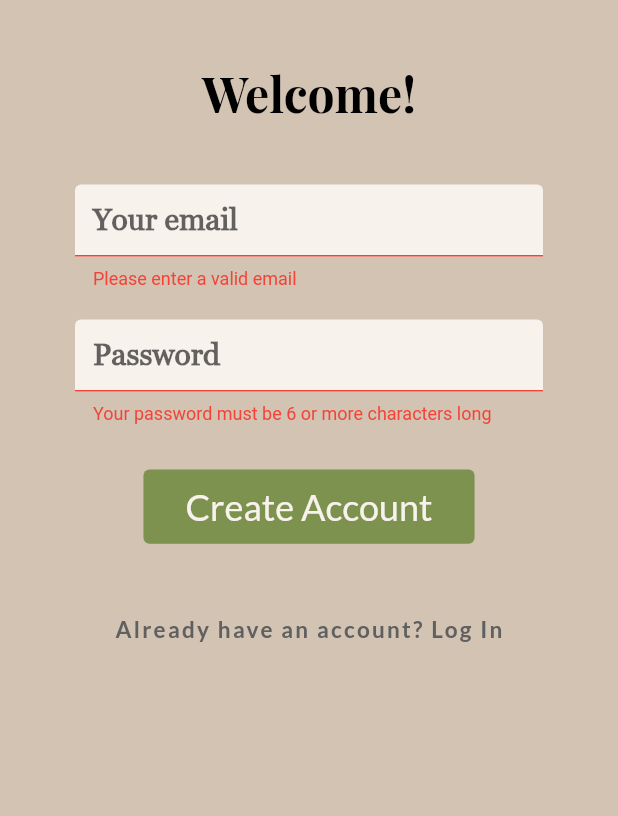
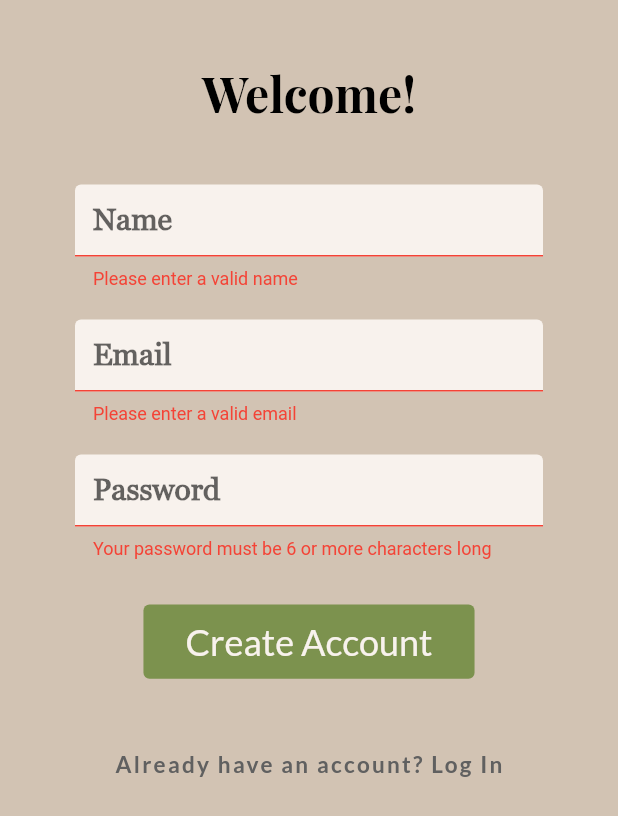
Before and after one commit to sharonm6/zotfeast, a Flutter app: the screen it shows after launch, after a tap on "Create Account", on a phone screen of 412 x 824 dp. Shown: the top 816 px of the screen. Run offline on Flutter 3.47's test engine with Material 2 defaults, Android fonts, the light colour scheme and no system bars; our stand-ins replace cloud_firestore, firebase_auth, firebase_core, flutter_spinkit; accounts and stored records are empty; generated files the repository leaves out were written again.

Commit message:
Add stream for db user data

```diff
--- a/lib/main.dart
+++ b/lib/main.dart
@@ -6,6 +6,7 @@ import 'package:flutter/material.dart';
 import 'package:zotfeast/config/theme_data.dart';
 import 'package:provider/provider.dart';
 import 'package:zotfeast/models/user.dart';
+import 'package:zotfeast/services/database.dart';
 
 void main() async {
   WidgetsFlutterBinding.ensureInitialized();
@@ -16,14 +17,24 @@ void main() async {
 class Main extends StatelessWidget {
   @override
   Widget build(BuildContext context) {
-    return StreamProvider<User?>.value(
-      value: AuthService().user,
-      initialData: User(uid: ''),
+    return MultiProvider(
+      providers: [
+        StreamProvider<User?>.value(
+          value: AuthService().user,
+          initialData: User(
+            uid: '',
+          ),
+          catchError: (context, error) {
+            print('Error occurred: $error ');
+            return User(uid: ''); // Provide a fallback user value
+          },
+        ),
+      ],
       child: MaterialApp(
-        home: Wrapper(),
-        theme: ThemeConfig.lightTheme,
-        themeMode: ThemeMode.light,
-      ),
+          home: Wrapper(),
+          theme: ThemeConfig.lightTheme,
+          themeMode: ThemeMode.light,
+          debugShowCheckedModeBanner: false),
     );
   }
 }
--- a/lib/models/user.dart
+++ b/lib/models/user.dart
@@ -1,12 +1,26 @@
+// class User {
+//   final String uid;
+
+//   User({required this.uid});
+// }
+
 class User {
   final String uid;
+  String name;
+  String email;
 
-  User({required this.uid});
+  User({required this.uid, this.name = '', this.email = ''});
+
+  User.fromData(Map<String, dynamic> data)
+      : uid = data['uid'],
+        name = data['name'] ?? '',
+        email = data['email'] ?? '';
+
+  Map<String, dynamic> toJson() {
+    return {
+      'uid': uid,
+      'name': name,
+      'email': email,
+    };
+  }
 }
-
-class UserData {
-  final String uid;
-  final String name;
-
-  UserData({required this.uid, this.name = ''});
-}
--- a/lib/screens/authenticate/authenticate.dart
+++ b/lib/screens/authenticate/authenticate.dart
@@ -10,7 +10,9 @@ class Authenticate extends StatefulWidget {
 class _AuthenticateState extends State<Authenticate> {
   bool showSignIn = false;
   void toggleView() {
-    setState(() => showSignIn = !showSignIn);
+    if (mounted) {
+      setState(() => showSignIn = !showSignIn);
+    }
   }
 
   @override
--- a/lib/screens/authenticate/register.dart
+++ b/lib/screens/authenticate/register.dart
@@ -19,9 +19,9 @@ class _RegisterState extends State<Register> {
   String error = '';
   bool loading = false;
 
-  // text field state
-  String email = '';
-  String password = '';
+  final nameController = TextEditingController();
+  final emailController = TextEditingController();
+  final passwordController = TextEditingController();
 
   @override
   Widget build(BuildContext context) {
@@ -41,13 +41,20 @@ class _RegisterState extends State<Register> {
                     SizedBox(height: 40.0),
                     TextFormField(
                       decoration:
-                          textInputDecoration.copyWith(hintText: 'Your email'),
+                          textInputDecoration.copyWith(hintText: 'Name'),
+                      validator: (val) => val != null && val.isEmpty
+                          ? 'Please enter a valid name'
+                          : null,
+                      controller: nameController,
+                    ),
+                    SizedBox(height: 20.0),
+                    TextFormField(
+                      decoration:
+                          textInputDecoration.copyWith(hintText: 'Email'),
                       validator: (val) => val != null && val.isEmpty
                           ? 'Please enter a valid email'
                           : null,
-                      onChanged: (val) {
-                        setState(() => email = val);
-                      },
+                      controller: emailController,
                     ),
                     SizedBox(height: 20.0),
                     TextFormField(
@@ -57,9 +64,7 @@ class _RegisterState extends State<Register> {
                       validator: (val) => val != null && val.length < 6
                           ? 'Your password must be 6 or more characters long'
                           : null,
-                      onChanged: (val) {
-                        setState(() => password = val);
-                      },
+                      controller: passwordController,
                     ),
                     SizedBox(height: 30.0),
                     TextButton(
@@ -75,10 +80,16 @@ class _RegisterState extends State<Register> {
                           ),
                         ),
                         onPressed: () async {
-                          if (_formKey.currentState!.validate()) {
+                          if (_formKey.currentState?.validate() ?? false) {
+                            if (!mounted) {
+                              return;
+                            }
                             setState(() => loading = true);
-                            dynamic result = await _auth
-                                .registerWithEmailAndPassword(email, password);
+                            dynamic result =
+                                await _auth.registerWithEmailAndPassword(
+                                    nameController.text,
+                                    emailController.text,
+                                    passwordController.text);
                             if (result is firebase_auth.FirebaseAuthException) {
                               if (result.code == 'email-already-in-use') {
                                 setState(() {
@@ -87,6 +98,9 @@ class _RegisterState extends State<Register> {
                                       'Email is already in use by another account.';
                                 });
                               } else {
+                                if (!mounted) {
+                                  return;
+                                }
                                 setState(() {
                                   loading = false;
                                   error =
@@ -94,6 +108,9 @@ class _RegisterState extends State<Register> {
                                 });
                               }
                             } else {
+                              if (!mounted) {
+                                return;
+                              }
                               setState(() {
                                 loading = false;
                                 error =
--- a/lib/screens/wrapper.dart
+++ b/lib/screens/wrapper.dart
@@ -1,19 +1,40 @@
+import 'package:zotfeast/components/loading.dart';
 import 'package:zotfeast/models/user.dart';
 import 'package:zotfeast/screens/authenticate/authenticate.dart';
 import 'package:zotfeast/screens/home/home.dart';
 import 'package:flutter/material.dart';
 import 'package:provider/provider.dart';
+import 'package:zotfeast/services/database.dart';
 
 class Wrapper extends StatelessWidget {
   @override
   Widget build(BuildContext context) {
     final user = Provider.of<User?>(context);
 
-    // return either the Home or Authenticate widget
+    // // return either the Home or Authenticate widget
+    // if (user == null) {
+    //   return Authenticate();
+    // } else if (user.uid.isEmpty) {
+    //   return Loading();
+    // } else {
+    //   final databaseService = DatabaseService(uid: user.uid);
+
+    //   return Home(user: user, databaseService: databaseService);
+    // }
+
     if (user == null) {
-      return Authenticate();
+      return Loading();
     } else {
-      return Home();
+      // User is not null, check the uid
+      if (user.uid.isEmpty) {
+        return Authenticate();
+      } else {
+        final databaseService = DatabaseService(uid: user.uid);
+        return Home(
+          user: user,
+          databaseService: databaseService,
+        );
+      }
     }
   }
 }
--- a/lib/services/auth.dart
+++ b/lib/services/auth.dart
@@ -6,26 +6,15 @@ class AuthService {
   final firebase_auth.FirebaseAuth _auth = firebase_auth.FirebaseAuth.instance;
 
   // create user obj based on firebase user
-  User? _userFromFirebaseUser(firebase_auth.User? user) {
-    return user != null ? User(uid: user.uid) : null;
+  User? _userFromFirebaseUser(firebase_auth.User? user,
+      {String name = '', String email = ''}) {
+    return User(uid: user?.uid ?? '', name: name, email: email);
   }
 
   // auth change user stream
   Stream<User?> get user {
     return _auth.authStateChanges().map(_userFromFirebaseUser);
   }
-
-  // // sign in anon
-  // Future signInAnon() async {
-  //   try {
-  //     firebase_auth.UserCredential result = await _auth.signInAnonymously();
-  //     firebase_auth.User? user = result.user;
-  //     return _userFromFirebaseUser(user);
-  //   } catch (e) {
-  //     print(e.toString());
-  //     return null;
-  //   }
-  // }
 
   // sign in with email and password
   Future signInWithEmailAndPassword(String email, String password) async {
@@ -41,15 +30,15 @@ class AuthService {
   }
 
   // register with email and password
-  Future registerWithEmailAndPassword(String email, String password) async {
+  Future registerWithEmailAndPassword(
+      String name, String email, String password) async {
     try {
       firebase_auth.UserCredential result = await _auth
           .createUserWithEmailAndPassword(email: email, password: password);
       firebase_auth.User? user = result.user;
       // create a new document for the user with the uid
-      await DatabaseService(uid: user!.uid)
-          .updateUserData('0', 'new crew member', 100);
-      return _userFromFirebaseUser(user);
+      await DatabaseService(uid: user!.uid).updateUserData(name, email);
+      return _userFromFirebaseUser(user, name: name, email: email);
     } catch (error) {
       print(error.toString());
       return error;
```
Also changed, not shown: lib/models/recipe.dart (deleted, +0 -7 lines), lib/screens/authenticate/sign_in.dart (+15 -12 lines), lib/screens/home/home.dart (+36 -13 lines), lib/screens/home/home_screen.dart (+14 -3 lines), lib/screens/home/map_screen.dart (+13 -13 lines), lib/screens/home/user_profile_screen.dart (+20 -4 lines), lib/services/database.dart (+14 -31 lines).
